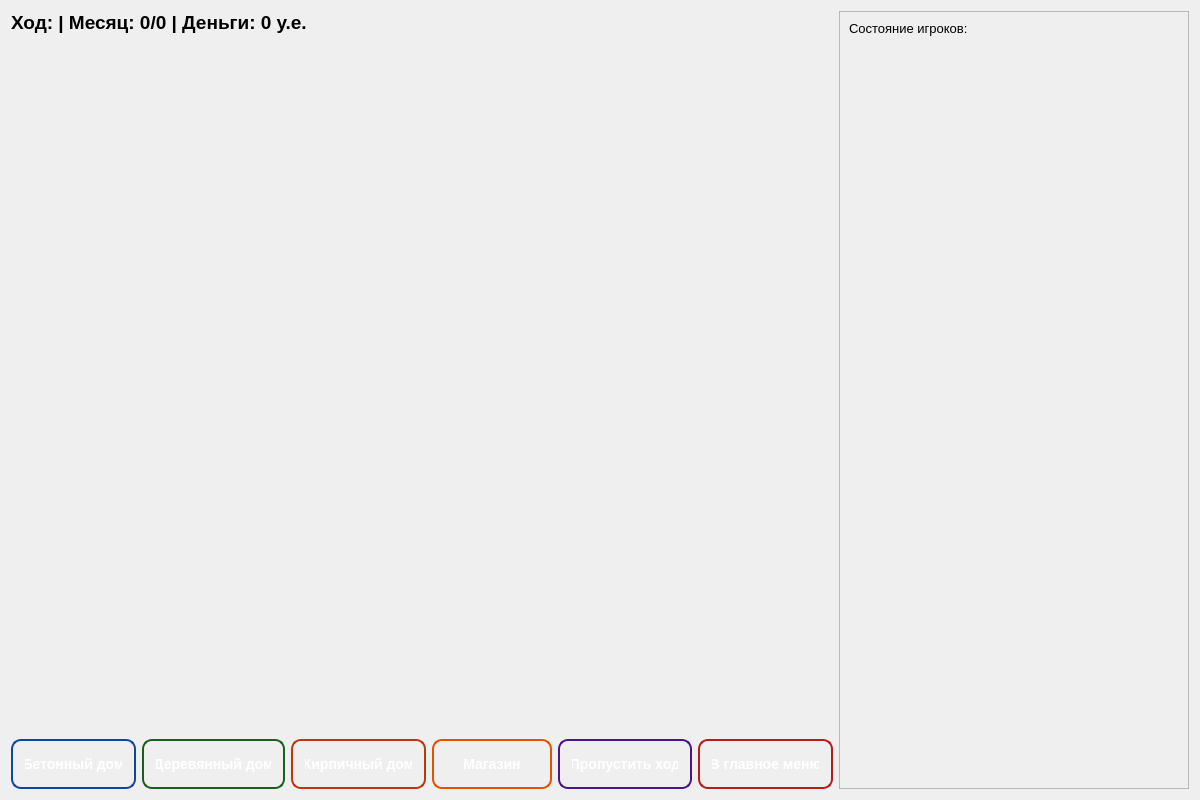
Cursor010/ConstuctionSumulator, file gamewindow.ui: the form before one commit.
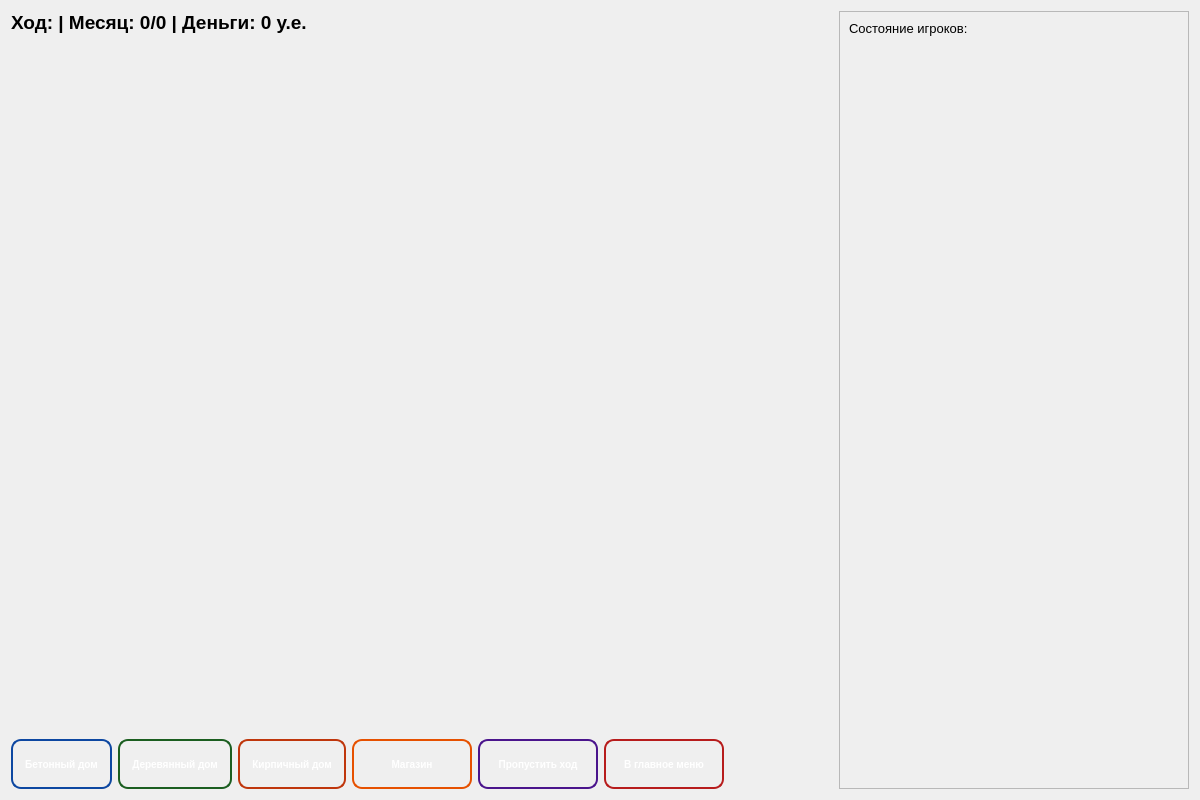
The form after the commit. Icons and pictures are not drawn.

```diff
--- a/gamewindow.ui
+++ b/gamewindow.ui
@@ -34,10 +34,23 @@
         <string>Ход: | Месяц: 0/0 | Деньги: 0 у.е.</string>
        </property>
        <property name="alignment">
-        <set>Qt::AlignLeft</set>
+        <set>Qt::AlignLeading</set>
        </property>
       </widget>
      </item>
+     <item>
+      <spacer name="verticalSpacer_2">
+       <property name="orientation">
+        <enum>Qt::Vertical</enum>
+       </property>
+       <property name="sizeHint" stdset="0">
+        <size>
+         <width>20</width>
+         <height>40</height>
+        </size>
+       </property>
+      </spacer>
+     </item>
      <item>
       <layout class="QGridLayout" name="gridLayout">
        <property name="sizeConstraint">
@@ -45,6 +58,19 @@
        </property>
       </layout>
      </item>
+     <item>
+      <spacer name="verticalSpacer">
+       <property name="orientation">
+        <enum>Qt::Vertical</enum>
+       </property>
+       <property name="sizeHint" stdset="0">
+        <size>
+         <width>20</width>
+         <height>40</height>
+        </size>
+       </property>
+      </spacer>
+     </item>
      <item>
       <layout class="QHBoxLayout" name="buttonsHorizontalLayout">
        <item>
@@ -63,7 +89,7 @@
     border-radius: 10px;
     color: white;
     font-weight: bold;
-    font-size: 14px;
+    font-size: 10px;
     padding: 8px 12px;
     }
 
@@ -101,7 +127,7 @@
     border-radius: 10px;
     color: white;
     font-weight: bold;
-    font-size: 14px;
+    font-size: 10px;
     padding: 8px 12px;
     }
 
@@ -139,7 +165,7 @@
     border-radius: 10px;
     color: white;
     font-weight: bold;
-    font-size: 14px;
+    font-size: 10px;
     padding: 8px 12px;
     }
 
@@ -177,7 +203,7 @@
     border-radius: 10px;
     color: white;
     font-weight: bold;
-    font-size: 14px;
+    font-size: 10px;
     padding: 8px 12px;
     }
 
@@ -215,7 +241,7 @@
     border-radius: 10px;
     color: white;
     font-weight: bold;
-    font-size: 14px;
+    font-size: 10px;
     padding: 8px 12px;
     }
 
@@ -253,7 +279,7 @@
     border-radius: 10px;
     color: white;
     font-weight: bold;
-    font-size: 14px;
+    font-size: 10px;
     padding: 8px 12px;
     }
 
@@ -279,6 +305,19 @@
      </item>
     </layout>
    </item>
+   <item>
+    <spacer name="horizontalSpacer">
+     <property name="orientation">
+      <enum>Qt::Horizontal</enum>
+     </property>
+     <property name="sizeHint" stdset="0">
+      <size>
+       <width>40</width>
+       <height>20</height>
+      </size>
+     </property>
+    </spacer>
+   </item>
    <item>
     <widget class="QScrollArea" name="scrollArea">
      <property name="minimumSize">
```
Left out of the diff: 8 changed lines with no effect on the pictures.
